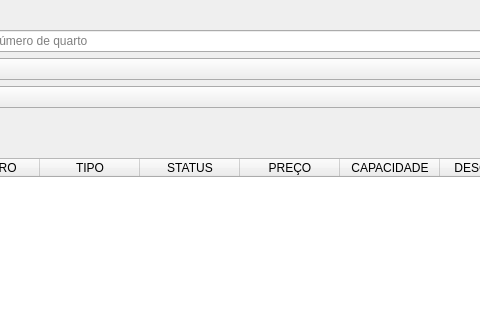
The window that Prototipo HostInn/Telas/tela_menu_principal.ui (EndrewFerreira/HOSTIIN) describes before a commit, drawn with Qt 5; both pictures show x 201 to 681 and y 0 to 329 of the 801 by 653 pixel window.
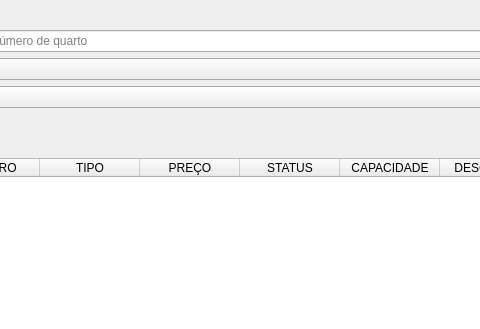
The same window after the commit. The open tabs and pages were chosen to show the change. Icons and pictures are not drawn.

The edit to the form file:
```diff
--- a/Prototipo HostInn/Telas/tela_menu_principal.ui
+++ b/Prototipo HostInn/Telas/tela_menu_principal.ui
@@ -3516,16 +3516,16 @@
            <string>TIPO</string>
           </property>
          </column>
-         <column>
-          <property name="text">
-           <string>STATUS</string>
-          </property>
-         </column>
          <column>
           <property name="text">
            <string>PREÇO</string>
           </property>
          </column>
+         <column>
+          <property name="text">
+           <string>STATUS</string>
+          </property>
+         </column>
          <column>
           <property name="text">
            <string>CAPACIDADE</string>
```
Left out of the diff: 7 changed lines with no effect on the pictures.
